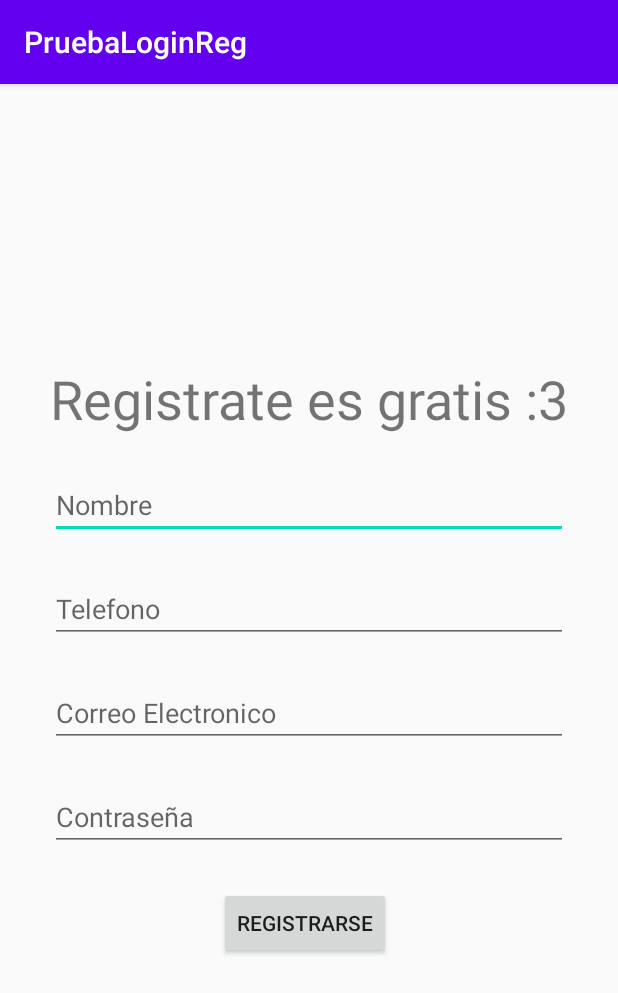
After one commit to abrahamluiss/pruebaLoginyRegistro, an Android app: the RegistroActivity screen opened directly, with no data from a screen before it, on a phone screen of 412 x 824 dp. The commit adds this screen. Shown: the top 993 px of the screen. Run offline under Robolectric (Android 15) with nearby library versions, the phone set to English and light mode, and no system bars.

Commit message:
Registro de user

```diff
--- a/app/src/main/AndroidManifest.xml
+++ b/app/src/main/AndroidManifest.xml
@@ -1,6 +1,7 @@
 <?xml version="1.0" encoding="utf-8"?>
 <manifest xmlns:android="http://schemas.android.com/apk/res/android"
     package="com.minitwitteres.pruebaloginreg">
+
     <uses-permission android:name="android.permission.INTERNET" />
 
     <application
@@ -11,7 +12,8 @@
         android:roundIcon="@mipmap/ic_launcher_round"
         android:supportsRtl="true"
         android:theme="@style/AppTheme">
-        <activity android:name=".ui.HomeActivity"></activity>
+        <activity android:name=".ui.RegistroActivity"></activity>
+        <activity android:name=".ui.HomeActivity" />
         <activity android:name=".ui.MainActivity">
             <intent-filter>
                 <action android:name="android.intent.action.MAIN" />
--- a/app/src/main/java/com/minitwitteres/pruebaloginreg/retrofit/pruebaServicio.java
+++ b/app/src/main/java/com/minitwitteres/pruebaloginreg/retrofit/pruebaServicio.java
@@ -1,7 +1,9 @@
 package com.minitwitteres.pruebaloginreg.retrofit;
 
 import com.minitwitteres.pruebaloginreg.retrofit.respuesta.RespuestaLogin;
+import com.minitwitteres.pruebaloginreg.retrofit.respuesta.RespuestaRegistro;
 import com.minitwitteres.pruebaloginreg.retrofit.solicitar.SolicitarLogin;
+import com.minitwitteres.pruebaloginreg.retrofit.solicitar.SolicitarRegistro;
 
 import retrofit2.Call;
 import retrofit2.http.Body;
@@ -12,4 +14,8 @@ public interface pruebaServicio {
 
     @POST("Usuario/login.php")
     Call<RespuestaLogin> doLogin(@Body SolicitarLogin solicitarLogin);
+
+    @POST("Usuario/Insert_Usuario.php")
+    Call<RespuestaRegistro> doSignUp(@Body SolicitarRegistro solicitarRegistro);
+
 }
--- /dev/null
+++ b/app/src/main/java/com/minitwitteres/pruebaloginreg/ui/RegistroActivity.java
@@ -0,0 +1,105 @@
+package com.minitwitteres.pruebaloginreg.ui;
+
+import androidx.appcompat.app.AppCompatActivity;
+
+import android.content.Intent;
+import android.os.Bundle;
+import android.view.View;
+import android.widget.Button;
+import android.widget.EditText;
+import android.widget.Toast;
+
+import com.minitwitteres.pruebaloginreg.R;
+import com.minitwitteres.pruebaloginreg.retrofit.pruebaClient;
+import com.minitwitteres.pruebaloginreg.retrofit.pruebaServicio;
+import com.minitwitteres.pruebaloginreg.retrofit.respuesta.RespuestaLogin;
+import com.minitwitteres.pruebaloginreg.retrofit.respuesta.RespuestaRegistro;
+import com.minitwitteres.pruebaloginreg.retrofit.solicitar.SolicitarLogin;
+import com.minitwitteres.pruebaloginreg.retrofit.solicitar.SolicitarRegistro;
+
+import retrofit2.Call;
+import retrofit2.Callback;
+import retrofit2.Response;
+
+public class RegistroActivity extends AppCompatActivity {
+    EditText edtNombre, edtEmail, edtContrasena, edtTelefono;
+    Button btnRegistro;
+    pruebaClient _pruebaClient;
+    pruebaServicio _pruebaServicio;
+
+    @Override
+    protected void onCreate(Bundle savedInstanceState) {
+        super.onCreate(savedInstanceState);
+        setContentView(R.layout.activity_registro);
+
+        retrofitInit();
+        findViews();
+        events();
+
+    }
+
+    private void retrofitInit() {
+        _pruebaClient = pruebaClient.getInstance();
+        _pruebaServicio = _pruebaClient.getPruebaServicio();
+    }
+    private void findViews() {
+        edtNombre = findViewById(R.id.edtRegNombre);
+        edtTelefono = findViewById(R.id.edtRegPhone);
+        edtEmail = findViewById(R.id.edtRegEmail);
+        edtContrasena = findViewById(R.id.edtRegPass);
+        btnRegistro = findViewById(R.id.btnRegistro);
+    }
+
+
+    private void events() {
+        btnRegistro.setOnClickListener(new View.OnClickListener() {
+            @Override
+            public void onClick(View view) {
+
+                irALogin();
+            }
+        });
+    }
+
+    private void irALogin() {
+        String name = edtNombre.getText().toString();
+        String telefono = edtTelefono.getText().toString();
+        String email = edtEmail.getText().toString();
+        String apellido = "null";
+        String direccion = "null";
+        String nacimiento = "null";
+        String pass = edtContrasena.getText().toString();
+        String userTipo = "Cliente";
+        String nacionalidad = "PERU";
+        if(name.isEmpty()){
+            edtNombre.setError("El nombre es requerido");
+        }else if(telefono.isEmpty()) {
+            edtTelefono.setError("El telefono es requerido");
+        }else if(email.isEmpty()){
+                edtEmail.setError("El email es requerido");
+            } else if(pass.isEmpty()){
+                edtContrasena.setError("Contraseña requerida");
+            } else {
+                SolicitarRegistro solicitarRegistro =new SolicitarRegistro(name,apellido,direccion,nacimiento,nacionalidad,telefono, email, pass, userTipo);
+                Call<RespuestaRegistro> call = _pruebaServicio.doSignUp(solicitarRegistro);
+                call.enqueue(new Callback<RespuestaRegistro>() {
+                    @Override
+                    public void onResponse(Call<RespuestaRegistro> call, Response<RespuestaRegistro> response) {
+                        if(response.isSuccessful()){
+                            Toast.makeText(RegistroActivity.this, "Registrado correctamente", Toast.LENGTH_SHORT).show();
+                            Intent i = new Intent(RegistroActivity.this, HomeActivity.class);
+                            startActivity(i);
+                            finish();
+                        }else{
+                            Toast.makeText(RegistroActivity.this, "Revise sus datos de registro", Toast.LENGTH_SHORT).show();
+                        }
+                    }
+
+                    @Override
+                    public void onFailure(Call<RespuestaRegistro> call, Throwable t) {
+                        Toast.makeText(RegistroActivity.this, "Problemas de conexion", Toast.LENGTH_SHORT).show();
+                    }
+                });
+            }
+        }
+    }
--- /dev/null
+++ b/app/src/main/res/layout/activity_registro.xml
@@ -0,0 +1,86 @@
+<?xml version="1.0" encoding="utf-8"?>
+<androidx.constraintlayout.widget.ConstraintLayout xmlns:android="http://schemas.android.com/apk/res/android"
+    xmlns:app="http://schemas.android.com/apk/res-auto"
+    xmlns:tools="http://schemas.android.com/tools"
+    android:layout_width="match_parent"
+    android:layout_height="match_parent"
+    tools:context=".ui.RegistroActivity">
+
+    <TextView
+        android:id="@+id/textView3"
+        android:layout_width="wrap_content"
+        android:layout_height="wrap_content"
+        android:layout_marginBottom="24dp"
+        android:text="@string/registro"
+        android:textSize="36sp"
+        app:layout_constraintBottom_toTopOf="@+id/edtRegNombre"
+        app:layout_constraintEnd_toEndOf="parent"
+        app:layout_constraintStart_toStartOf="parent"
+        app:layout_constraintTop_toTopOf="parent"
+        app:layout_constraintVertical_chainStyle="packed" />
+
+    <EditText
+        android:id="@+id/edtRegNombre"
+        android:layout_width="0dp"
+        android:layout_height="wrap_content"
+        android:layout_marginBottom="24dp"
+        android:ems="10"
+        android:hint="@string/nombre"
+        android:inputType="textPersonName"
+        app:layout_constraintBottom_toTopOf="@+id/edtRegPhone"
+        app:layout_constraintEnd_toEndOf="@+id/textView3"
+        app:layout_constraintStart_toStartOf="@+id/textView3"
+        app:layout_constraintTop_toBottomOf="@+id/textView3" />
+
+    <EditText
+        android:id="@+id/edtRegEmail"
+        android:layout_width="0dp"
+        android:layout_height="wrap_content"
+        android:layout_marginBottom="24dp"
+        android:ems="10"
+        android:hint="@string/correo_electronico"
+        android:inputType="textEmailAddress"
+        app:layout_constraintBottom_toTopOf="@+id/edtRegPass"
+        app:layout_constraintEnd_toEndOf="@+id/edtRegPhone"
+        app:layout_constraintHorizontal_bias="0.0"
+        app:layout_constraintStart_toStartOf="@+id/edtRegPhone"
+        app:layout_constraintTop_toBottomOf="@+id/edtRegPhone" />
+
+    <EditText
+        android:id="@+id/edtRegPass"
+        android:layout_width="0dp"
+        android:layout_height="wrap_content"
+        android:layout_marginBottom="24dp"
+        android:ems="10"
+        android:hint="@string/contrasena"
+        android:inputType="textPassword"
+        app:layout_constraintBottom_toTopOf="@+id/btnRegistro"
+        app:layout_constraintEnd_toEndOf="@+id/edtRegEmail"
+        app:layout_constraintStart_toStartOf="@+id/edtRegEmail"
+        app:layout_constraintTop_toBottomOf="@+id/edtRegEmail" />
+
+    <EditText
+        android:id="@+id/edtRegPhone"
+        android:layout_width="0dp"
+        android:layout_height="wrap_content"
+        android:layout_marginBottom="24dp"
+        android:ems="10"
+        android:hint="@string/telefono"
+        android:inputType="phone"
+        app:layout_constraintBottom_toTopOf="@+id/edtRegEmail"
+        app:layout_constraintEnd_toEndOf="@+id/edtRegNombre"
+        app:layout_constraintStart_toStartOf="@+id/edtRegNombre"
+        app:layout_constraintTop_toBottomOf="@+id/edtRegNombre" />
+
+    <Button
+        android:id="@+id/btnRegistro"
+        android:layout_width="wrap_content"
+        android:layout_height="wrap_content"
+        android:text="@string/registrarse"
+        app:layout_constraintBottom_toBottomOf="parent"
+        app:layout_constraintEnd_toEndOf="@+id/edtRegPass"
+        app:layout_constraintHorizontal_bias="0.489"
+        app:layout_constraintStart_toStartOf="@+id/edtRegPass"
+        app:layout_constraintTop_toBottomOf="@+id/edtRegPass" />
+
+</androidx.constraintlayout.widget.ConstraintLayout>
--- a/app/src/main/res/values/strings.xml
+++ b/app/src/main/res/values/strings.xml
@@ -1,3 +1,9 @@
 <resources>
     <string name="app_name">PruebaLoginReg</string>
+    <string name="registro">Registrate es gratis :3</string>
+    <string name="nombre">Nombre</string>
+    <string name="correo_electronico">Correo Electronico</string>
+    <string name="telefono">Telefono</string>
+    <string name="contrasena">Contraseña</string>
+    <string name="registrarse">Registrarse</string>
 </resources>
```
Also changed, not shown: app/src/main/java/com/minitwitteres/pruebaloginreg/retrofit/respuesta/RespuestaRegistro.java (added, +37 -0 lines), app/src/main/java/com/minitwitteres/pruebaloginreg/ui/MainActivity.java (+17 -1 lines), app/src/main/res/layout/activity_main.xml (+11 -0 lines).
